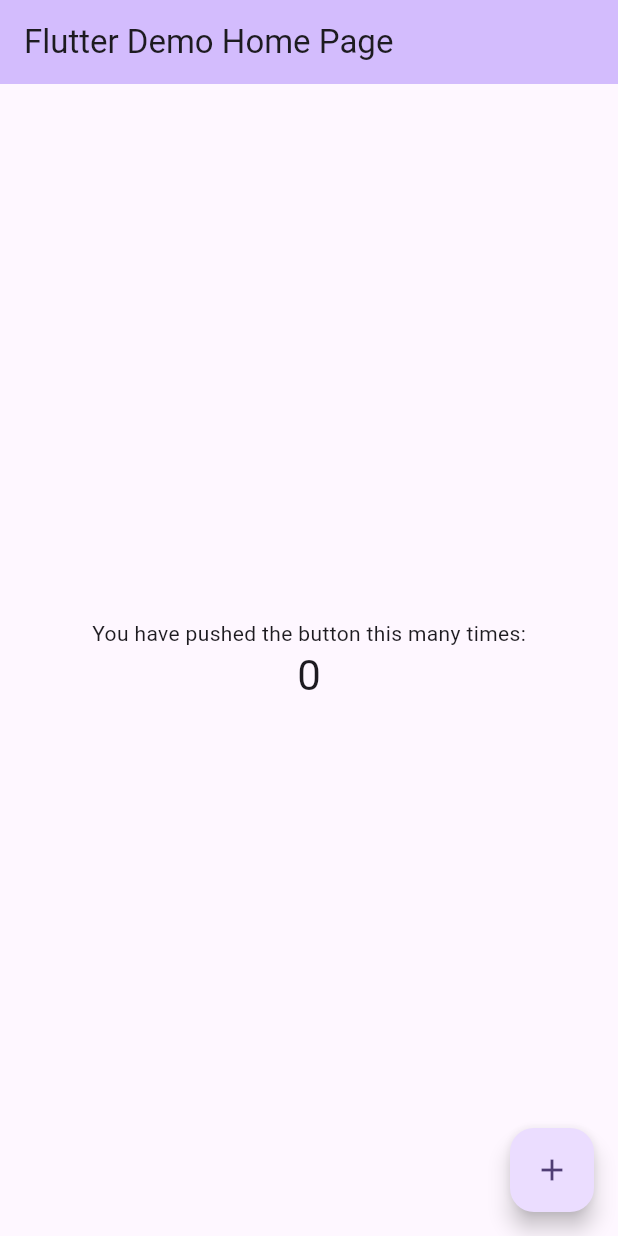
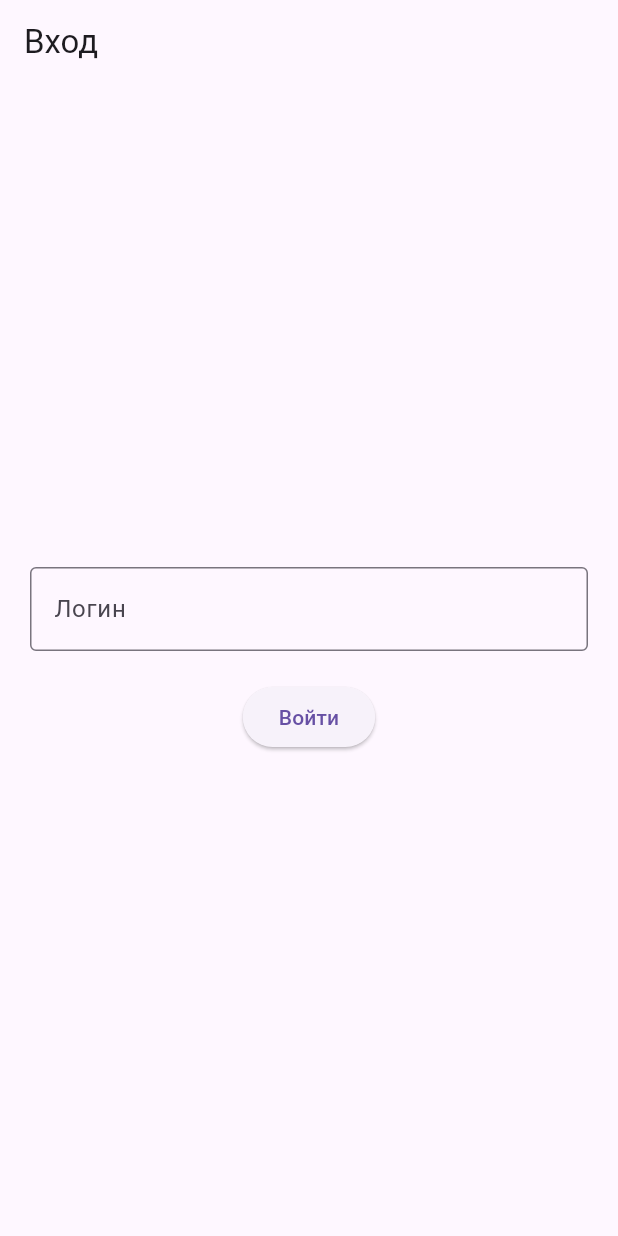
Before and after one commit to nafanych/clicker-game, a Flutter app: the screen it shows after launch, on a phone screen of 412 x 824 dp. Run offline on Flutter 3.47's test engine with Material 3 defaults, Android fonts, the phone set to English and light mode, and no system bars.

```diff
--- /dev/null
+++ b/devtools_options.yaml
@@ -0,0 +1,3 @@
+description: This file stores settings for Dart & Flutter DevTools.
+documentation: https://docs.flutter.dev/tools/devtools/extensions#configure-extension-enablement-states
+extensions:
--- /dev/null
+++ b/lib/auth.dart
@@ -0,0 +1,47 @@
+
+import 'package:flutter/material.dart';
+
+class AuthPage extends StatefulWidget {
+  const AuthPage({super.key});
+
+  @override
+  State<AuthPage> createState() => _AuthPageState();
+}
+
+class _AuthPageState extends State<AuthPage> {
+  final TextEditingController _usernameController = TextEditingController();
+
+  void _login() {
+    final username = _usernameController.text;
+    if (username.isNotEmpty) {
+      // чета тут будет мб :)
+    }
+  }
+
+  @override
+  Widget build(BuildContext context) {
+    return Scaffold(
+      appBar: AppBar(title: const Text('Вход')),
+      body: Padding(
+        padding: const EdgeInsets.all(20),
+        child: Column(
+          mainAxisAlignment: MainAxisAlignment.center,
+          children: [
+            TextField(
+              controller: _usernameController,
+              decoration: const InputDecoration(
+                labelText: 'Логин',
+                border: OutlineInputBorder(),
+              ),
+            ),
+            const SizedBox(height: 20),
+            ElevatedButton(
+              onPressed: _login,
+              child: const Text('Войти'),
+            ),
+          ],
+        ),
+      ),
+    );
+  }
+}
--- a/lib/main.dart
+++ b/lib/main.dart
@@ -1,4 +1,5 @@
 import 'package:flutter/material.dart';
+import 'auth.dart'; // Импортируем наш отдельный экран
 
 void main() {
   runApp(const MyApp());
@@ -7,116 +8,10 @@ void main() {
 class MyApp extends StatelessWidget {
   const MyApp({super.key});
 
-  // This widget is the root of your application.
   @override
   Widget build(BuildContext context) {
     return MaterialApp(
-      title: 'Flutter Demo',
-      theme: ThemeData(
-        // This is the theme of your application.
-        //
-        // TRY THIS: Try running your application with "flutter run". You'll see
-        // the application has a purple toolbar. Then, without quitting the app,
-        // try changing the seedColor in the colorScheme below to Colors.green
-        // and then invoke "hot reload" (save your changes or press the "hot
-        // reload" button in a Flutter-supported IDE, or press "r" if you used
-        // the command line to start the app).
-        //
-        // Notice that the counter didn't reset back to zero; the application
-        // state is not lost during the reload. To reset the state, use hot
-        // restart instead.
-        //
-        // This works for code too, not just values: Most code changes can be
-        // tested with just a hot reload.
-        colorScheme: .fromSeed(seedColor: Colors.deepPurple),
-      ),
-      home: const MyHomePage(title: 'Flutter Demo Home Page'),
+      home: const AuthPage(), // Используем экран из auth.dart
     );
   }
 }
-
-class MyHomePage extends StatefulWidget {
-  const MyHomePage({super.key, required this.title});
-
-  // This widget is the home page of your application. It is stateful, meaning
-  // that it has a State object (defined below) that contains fields that affect
-  // how it looks.
-
-  // This class is the configuration for the state. It holds the values (in this
-  // case the title) provided by the parent (in this case the App widget) and
-  // used by the build method of the State. Fields in a Widget subclass are
-  // always marked "final".
-
-  final String title;
-
-  @override
-  State<MyHomePage> createState() => _MyHomePageState();
-}
-
-class _MyHomePageState extends State<MyHomePage> {
-  int _counter = 0;
-
-  void _incrementCounter() {
-    setState(() {
-      // This call to setState tells the Flutter framework that something has
-      // changed in this State, which causes it to rerun the build method below
-      // so that the display can reflect the updated values. If we changed
-      // _counter without calling setState(), then the build method would not be
-      // called again, and so nothing would appear to happen.
-      _counter++;
-    });
-  }
-
-  @override
-  Widget build(BuildContext context) {
-    // This method is rerun every time setState is called, for instance as done
-    // by the _incrementCounter method above.
-    //
-    // The Flutter framework has been optimized to make rerunning build methods
-    // fast, so that you can just rebuild anything that needs updating rather
-    // than having to individually change instances of widgets.
-    return Scaffold(
-      appBar: AppBar(
-        // TRY THIS: Try changing the color here to a specific color (to
-        // Colors.amber, perhaps?) and trigger a hot reload to see the AppBar
-        // change color while the other colors stay the same.
-        backgroundColor: Theme.of(context).colorScheme.inversePrimary,
-        // Here we take the value from the MyHomePage object that was created by
-        // the App.build method, and use it to set our appbar title.
-        title: Text(widget.title),
-      ),
-      body: Center(
-        // Center is a layout widget. It takes a single child and positions it
-        // in the middle of the parent.
-        child: Column(
-          // Column is also a layout widget. It takes a list of children and
-          // arranges them vertically. By default, it sizes itself to fit its
-          // children horizontally, and tries to be as tall as its parent.
-          //
-          // Column has various properties to control how it sizes itself and
-          // how it positions its children. Here we use mainAxisAlignment to
-          // center the children vertically; the main axis here is the vertical
-          // axis because Columns are vertical (the cross axis would be
-          // horizontal).
-          //
-          // TRY THIS: Invoke "debug painting" (choose the "Toggle Debug Paint"
-          // action in the IDE, or press "p" in the console), to see the
-          // wireframe for each widget.
-          mainAxisAlignment: .center,
-          children: [
-            const Text('You have pushed the button this many times:'),
-            Text(
-              '$_counter',
-              style: Theme.of(context).textTheme.headlineMedium,
-            ),
-          ],
-        ),
-      ),
-      floatingActionButton: FloatingActionButton(
-        onPressed: _incrementCounter,
-        tooltip: 'Increment',
-        child: const Icon(Icons.add),
-      ),
-    );
-  }
-}
```
Also changed, not shown: lib/storage.dart (added).
